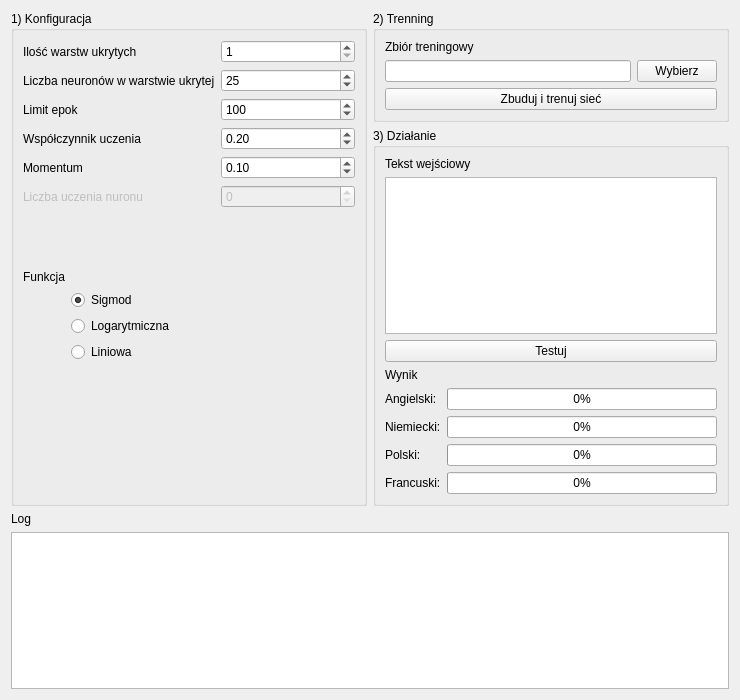
Old version of the form bmmsi.ui in the repository Mogget/BMMSI.
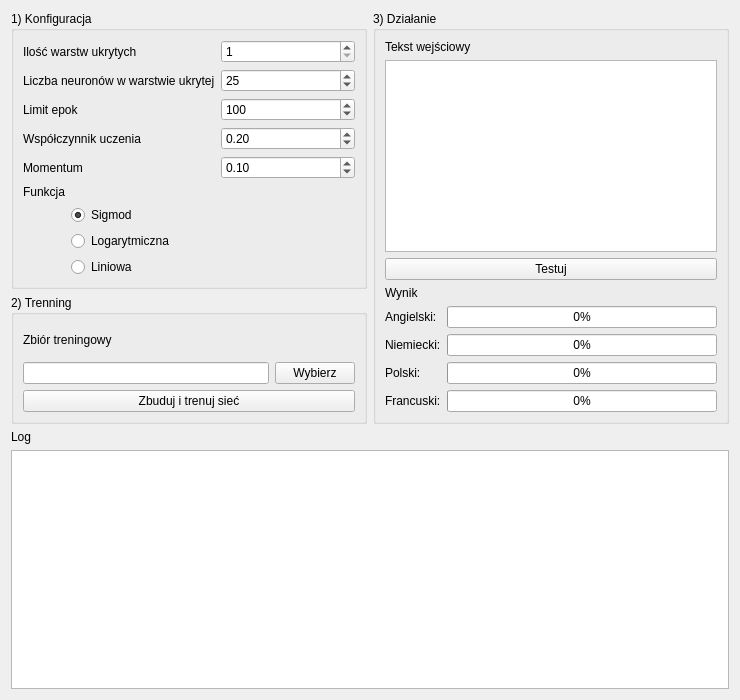
New version of the form.

Commit message:
Poprawka UI do przekompilowania.
Tworzenie logu.

The edit to the form file:
```diff
--- a/bmmsi.ui
+++ b/bmmsi.ui
@@ -26,157 +26,7 @@
    <string>BMMSI - Wykrywanie języka</string>
   </property>
   <layout class="QGridLayout" name="gridLayout_3">
-   <item row="0" column="1">
-    <widget class="QGroupBox" name="groupBox_2">
-     <property name="title">
-      <string>2) Trenning</string>
-     </property>
-     <layout class="QVBoxLayout" name="verticalLayout_2">
-      <item>
-       <layout class="QGridLayout" name="gridLayout">
         <item row="0" column="0">
-         <widget class="QLabel" name="label_9">
-          <property name="text">
-           <string>Zbiór treningowy</string>
-          </property>
-         </widget>
-        </item>
-        <item row="1" column="0">
-         <widget class="QLineEdit" name="o_zbiorTreningowy"/>
-        </item>
-        <item row="1" column="1">
-         <widget class="QPushButton" name="ib_zbiorTreningowy">
-          <property name="text">
-           <string>Wybierz</string>
-          </property>
-         </widget>
-        </item>
-       </layout>
-      </item>
-      <item>
-       <widget class="QPushButton" name="ib_zbudujTrenujSiec">
-        <property name="text">
-         <string>Zbuduj i trenuj sieć</string>
-        </property>
-       </widget>
-      </item>
-     </layout>
-    </widget>
-   </item>
-   <item row="1" column="1">
-    <widget class="QGroupBox" name="groupBox_3">
-     <property name="title">
-      <string>3) Działanie</string>
-     </property>
-     <layout class="QGridLayout" name="gridLayout_2">
-      <item row="0" column="0">
-       <widget class="QLabel" name="label_8">
-        <property name="text">
-         <string>Tekst wejściowy</string>
-        </property>
-       </widget>
-      </item>
-      <item row="1" column="0">
-       <widget class="QPlainTextEdit" name="i_tekstWejsciowy"/>
-      </item>
-      <item row="2" column="0">
-       <widget class="QPushButton" name="ib_testuj">
-        <property name="text">
-         <string>Testuj</string>
-        </property>
-       </widget>
-      </item>
-      <item row="3" column="0">
-       <widget class="QLabel" name="label_10">
-        <property name="text">
-         <string>Wynik</string>
-        </property>
-       </widget>
-      </item>
-      <item row="4" column="0">
-       <layout class="QFormLayout" name="formLayout_3">
-        <item row="0" column="0">
-         <widget class="QLabel" name="label_12">
-          <property name="text">
-           <string>Angielski:</string>
-          </property>
-         </widget>
-        </item>
-        <item row="2" column="0">
-         <widget class="QLabel" name="label_13">
-          <property name="text">
-           <string>Niemiecki:</string>
-          </property>
-         </widget>
-        </item>
-        <item row="4" column="0">
-         <widget class="QLabel" name="label_14">
-          <property name="text">
-           <string>Polski:</string>
-          </property>
-         </widget>
-        </item>
-        <item row="6" column="0">
-         <widget class="QLabel" name="label_15">
-          <property name="text">
-           <string>Francuski:</string>
-          </property>
-         </widget>
-        </item>
-        <item row="0" column="1">
-         <widget class="QProgressBar" name="o_en">
-          <property name="value">
-           <number>0</number>
-          </property>
-          <property name="invertedAppearance">
-           <bool>false</bool>
-          </property>
-         </widget>
-        </item>
-        <item row="2" column="1">
-         <widget class="QProgressBar" name="o_de">
-          <property name="value">
-           <number>0</number>
-          </property>
-         </widget>
-        </item>
-        <item row="4" column="1">
-         <widget class="QProgressBar" name="o_pl">
-          <property name="value">
-           <number>0</number>
-          </property>
-         </widget>
-        </item>
-        <item row="6" column="1">
-         <widget class="QProgressBar" name="o_fr">
-          <property name="maximum">
-           <number>100</number>
-          </property>
-          <property name="value">
-           <number>0</number>
-          </property>
-         </widget>
-        </item>
-       </layout>
-      </item>
-     </layout>
-    </widget>
-   </item>
-   <item row="2" column="0" colspan="2">
-    <layout class="QVBoxLayout" name="verticalLayout_3">
-     <item>
-      <widget class="QLabel" name="label_11">
-       <property name="text">
-        <string>Log</string>
-       </property>
-      </widget>
-     </item>
-     <item>
-      <widget class="QPlainTextEdit" name="o_log"/>
-     </item>
-    </layout>
-   </item>
-   <item row="0" column="0" rowspan="2">
     <widget class="QGroupBox" name="groupBox">
      <property name="title">
       <string>1) Konfiguracja</string>
@@ -184,6 +34,9 @@
      <layout class="QVBoxLayout" name="verticalLayout">
       <item>
        <layout class="QFormLayout" name="formLayout">
+        <property name="fieldGrowthPolicy">
+         <enum>QFormLayout::AllNonFixedFieldsGrow</enum>
+        </property>
         <item row="0" column="0">
          <widget class="QLabel" name="label">
           <property name="text">
@@ -290,23 +143,6 @@
           </property>
          </widget>
         </item>
-        <item row="5" column="0">
-         <widget class="QLabel" name="label_6">
-          <property name="enabled">
-           <bool>false</bool>
-          </property>
-          <property name="text">
-           <string>Liczba uczenia nuronu</string>
-          </property>
-         </widget>
-        </item>
-        <item row="5" column="1">
-         <widget class="QSpinBox" name="i_uczenieNeuronu">
-          <property name="enabled">
-           <bool>false</bool>
-          </property>
-         </widget>
-        </item>
        </layout>
       </item>
       <item>
@@ -386,6 +222,156 @@
      </layout>
     </widget>
    </item>
+   <item row="1" column="0">
+    <widget class="QGroupBox" name="groupBox_2">
+     <property name="title">
+      <string>2) Trenning</string>
+     </property>
+     <layout class="QVBoxLayout" name="verticalLayout_2">
+      <item>
+       <layout class="QGridLayout" name="gridLayout">
+        <item row="0" column="0">
+         <widget class="QLabel" name="label_9">
+          <property name="text">
+           <string>Zbiór treningowy</string>
+          </property>
+         </widget>
+        </item>
+        <item row="1" column="0">
+         <widget class="QLineEdit" name="o_zbiorTreningowy"/>
+        </item>
+        <item row="1" column="1">
+         <widget class="QPushButton" name="ib_zbiorTreningowy">
+          <property name="text">
+           <string>Wybierz</string>
+          </property>
+         </widget>
+        </item>
+       </layout>
+      </item>
+      <item>
+       <widget class="QPushButton" name="ib_zbudujTrenujSiec">
+        <property name="text">
+         <string>Zbuduj i trenuj sieć</string>
+        </property>
+       </widget>
+      </item>
+     </layout>
+    </widget>
+   </item>
+   <item row="2" column="0" colspan="2">
+    <layout class="QVBoxLayout" name="verticalLayout_3">
+     <item>
+      <widget class="QLabel" name="label_11">
+       <property name="text">
+        <string>Log</string>
+       </property>
+      </widget>
+     </item>
+     <item>
+      <widget class="QPlainTextEdit" name="o_log"/>
+     </item>
+    </layout>
+   </item>
+   <item row="0" column="1" rowspan="2">
+    <widget class="QGroupBox" name="groupBox_3">
+     <property name="title">
+      <string>3) Działanie</string>
+     </property>
+     <layout class="QGridLayout" name="gridLayout_2">
+      <item row="0" column="0">
+       <widget class="QLabel" name="label_8">
+        <property name="text">
+         <string>Tekst wejściowy</string>
+        </property>
+       </widget>
+      </item>
+      <item row="1" column="0">
+       <widget class="QPlainTextEdit" name="i_tekstWejsciowy"/>
+      </item>
+      <item row="2" column="0">
+       <widget class="QPushButton" name="ib_testuj">
+        <property name="text">
+         <string>Testuj</string>
+        </property>
+       </widget>
+      </item>
+      <item row="3" column="0">
+       <widget class="QLabel" name="label_10">
+        <property name="text">
+         <string>Wynik</string>
+        </property>
+       </widget>
+      </item>
+      <item row="4" column="0">
+       <layout class="QFormLayout" name="formLayout_3">
+        <item row="0" column="0">
+         <widget class="QLabel" name="label_12">
+          <property name="text">
+           <string>Angielski:</string>
+          </property>
+         </widget>
+        </item>
+        <item row="2" column="0">
+         <widget class="QLabel" name="label_13">
+          <property name="text">
+           <string>Niemiecki:</string>
+          </property>
+         </widget>
+        </item>
+        <item row="4" column="0">
+         <widget class="QLabel" name="label_14">
+          <property name="text">
+           <string>Polski:</string>
+          </property>
+         </widget>
+        </item>
+        <item row="6" column="0">
+         <widget class="QLabel" name="label_15">
+          <property name="text">
+           <string>Francuski:</string>
+          </property>
+         </widget>
+        </item>
+        <item row="0" column="1">
+         <widget class="QProgressBar" name="o_en">
+          <property name="value">
+           <number>0</number>
+          </property>
+          <property name="invertedAppearance">
+           <bool>false</bool>
+          </property>
+         </widget>
+        </item>
+        <item row="2" column="1">
+         <widget class="QProgressBar" name="o_de">
+          <property name="value">
+           <number>0</number>
+          </property>
+         </widget>
+        </item>
+        <item row="4" column="1">
+         <widget class="QProgressBar" name="o_pl">
+          <property name="value">
+           <number>0</number>
+          </property>
+         </widget>
+        </item>
+        <item row="6" column="1">
+         <widget class="QProgressBar" name="o_fr">
+          <property name="maximum">
+           <number>100</number>
+          </property>
+          <property name="value">
+           <number>0</number>
+          </property>
+         </widget>
+        </item>
+       </layout>
+      </item>
+     </layout>
+    </widget>
+   </item>
   </layout>
  </widget>
  <resources/>
```
Lines whose indentation alone changed are shown as unchanged. The commit also changes 4 other files.
